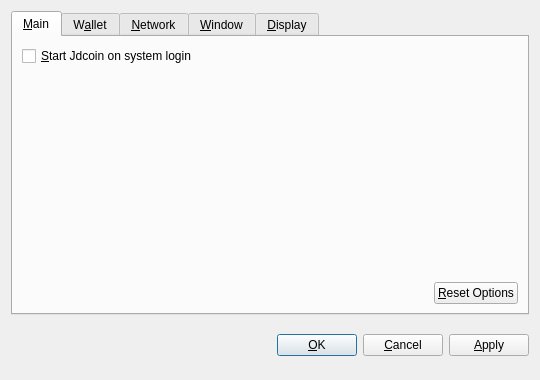
kaykriz/jdcoin, file src/qt/forms/optionsdialog.ui: the form before one commit.
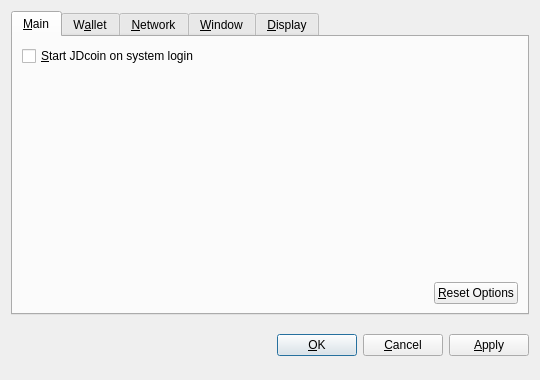
The form after the commit. Custom widgets are drawn as their Qt base class.

What changed in the file:
```diff
--- a/src/qt/forms/optionsdialog.ui
+++ b/src/qt/forms/optionsdialog.ui
@@ -36,7 +36,7 @@
           <string>Automatically start Jdcoin after logging in to the system.</string>
          </property>
          <property name="text">
-          <string>&amp;Start Jdcoin on system login</string>
+          <string>&amp;Start JDcoin on system login</string>
          </property>
         </widget>
        </item>
```
Left out of the diff: 10 changed lines with no effect on the pictures.
